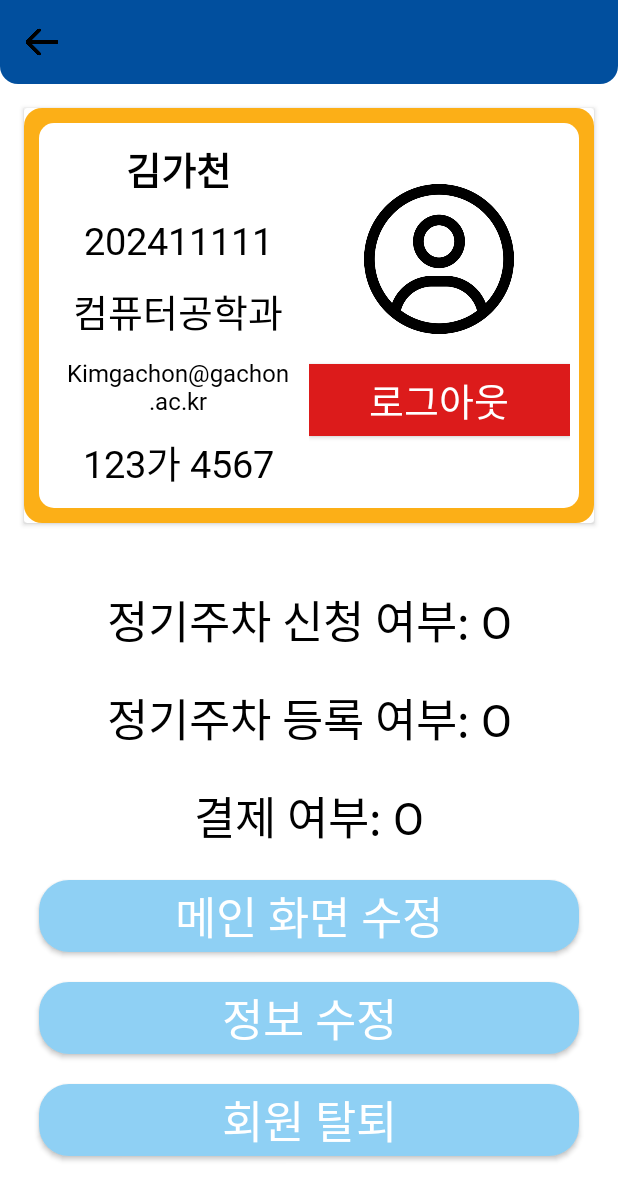
After one commit to Xzar79/MuhanParking, an Android app: the Mypage_Activity screen opened directly, with no data from a screen before it, on a phone screen of 412 x 824 dp. The commit adds this screen. Shown: the top 1200 px of the screen. Run offline under Robolectric (Android 15) with nearby library versions, the light colour scheme and no system bars.

Commit message:
마이페이지 기본 틀 구성

```diff
--- a/app/src/main/AndroidManifest.xml
+++ b/app/src/main/AndroidManifest.xml
@@ -12,6 +12,9 @@
         android:supportsRtl="true"
         android:theme="@style/Theme.MuhanParking"
         tools:targetApi="31">
+        <activity
+            android:name=".Mypage_Activity"
+            android:exported="false" />
         <activity
             android:name=".Help_Activity"
             android:exported="false" />
--- a/app/src/main/java/com/example/muhanparking/MainActivity2.java
+++ b/app/src/main/java/com/example/muhanparking/MainActivity2.java
@@ -26,7 +26,12 @@ public class MainActivity2 extends AppCompatActivity {
             return insets;
         });
 
+        ImageView myInfo = findViewById(R.id.btn_myinfo);
+        ImageView parking = findViewById(R.id.btn_parking);
+        ImageView regular = findViewById(R.id.btn_regular_parking);
         ImageView menuIcon = findViewById(R.id.menu_icon);
+        ImageView settingsIcon = findViewById(R.id.settings_icon);
+
         menuIcon.setOnClickListener(new View.OnClickListener() {
             @Override
             public void onClick(View v) {
@@ -37,7 +42,7 @@ public class MainActivity2 extends AppCompatActivity {
             }
         });
 
-        ImageView settingsIcon = findViewById(R.id.settings_icon);
+
         settingsIcon.setOnClickListener(new View.OnClickListener() {
             @Override
             public void onClick(View v) {
@@ -45,5 +50,23 @@ public class MainActivity2 extends AppCompatActivity {
                 Toast.makeText(MainActivity2.this, "설정 버튼 클릭됨!", Toast.LENGTH_SHORT).show();
             }
         });
+
+        regular.setOnClickListener(new View.OnClickListener() {
+            @Override
+            public void onClick(View v) {
+                Intent intent = new Intent(MainActivity2.this, Regular_Parking_Activity.class);
+                startActivity(intent);
+                finish();
+            }
+        });
+
+        myInfo.setOnClickListener(new View.OnClickListener() {
+            @Override
+            public void onClick(View v) {
+                Intent intent = new Intent(MainActivity2.this, Mypage_Activity.class);
+                startActivity(intent);
+                finish();
+            }
+        });
     }
 }
--- a/app/src/main/java/com/example/muhanparking/Menu_Activity.java
+++ b/app/src/main/java/com/example/muhanparking/Menu_Activity.java
@@ -92,7 +92,9 @@ public class Menu_Activity extends AppCompatActivity {
         mypage.setOnClickListener(new View.OnClickListener() {
             @Override
             public void onClick(View v) {
-                Toast.makeText(Menu_Activity.this, "마이페이지", Toast.LENGTH_SHORT).show();
+                Intent intent = new Intent(Menu_Activity.this, Mypage_Activity.class);
+                startActivity(intent);
+                finish();
             }
         });
     }
--- /dev/null
+++ b/app/src/main/java/com/example/muhanparking/Mypage_Activity.java
@@ -0,0 +1,40 @@
+package com.example.muhanparking;
+
+import android.os.Bundle;
+
+import androidx.activity.EdgeToEdge;
+import androidx.appcompat.app.AppCompatActivity;
+import androidx.core.graphics.Insets;
+import androidx.core.view.ViewCompat;
+import androidx.core.view.WindowInsetsCompat;
+
+import android.view.View;
+import android.widget.ImageView;
+import android.widget.Button;
+import android.content.Intent;
+import android.widget.TextView;
+
+public class Mypage_Activity extends AppCompatActivity {
+
+    @Override
+    protected void onCreate(Bundle savedInstanceState) {
+        super.onCreate(savedInstanceState);
+        EdgeToEdge.enable(this);
+        setContentView(R.layout.activity_mypage);
+        ViewCompat.setOnApplyWindowInsetsListener(findViewById(R.id.main), (v, insets) -> {
+            Insets systemBars = insets.getInsets(WindowInsetsCompat.Type.systemBars());
+            v.setPadding(systemBars.left, systemBars.top, systemBars.right, systemBars.bottom);
+            return insets;
+        });
+
+        ImageView back = findViewById(R.id.back_arrow);
+        back.setOnClickListener(new View.OnClickListener() {
+            @Override
+            public void onClick(View v) {
+                Intent intent = new Intent(Mypage_Activity.this, MainActivity2.class);
+                startActivity(intent);
+                finish();
+            }
+        });
+    }
+}
--- a/app/src/main/java/com/example/muhanparking/Regular_Parking_Activity.java
+++ b/app/src/main/java/com/example/muhanparking/Regular_Parking_Activity.java
@@ -1,5 +1,6 @@
 package com.example.muhanparking;
 
+import android.net.Uri;
 import android.os.Bundle;
 
 import androidx.activity.EdgeToEdge;
@@ -59,7 +60,9 @@ public class Regular_Parking_Activity extends AppCompatActivity {
         appInquery.setOnClickListener(new View.OnClickListener() {
             @Override
             public void onClick(View v) {
-                Toast.makeText(Regular_Parking_Activity.this, "신청 및 조회하기", Toast.LENGTH_SHORT).show();
+                // 가천대 포털 사이트 이동
+                Intent intent = new Intent(Intent.ACTION_VIEW, Uri.parse("https://sso.gachon.ac.kr/svc/tk/Auth.do?ac=Y&ifa=N&id=portal&"));
+                startActivity(intent);
             }
         });
     }
--- a/app/src/main/res/layout/activity_main2.xml
+++ b/app/src/main/res/layout/activity_main2.xml
@@ -303,7 +303,7 @@
             android:gravity="center">
 
             <ImageView
-
+                android:id="@+id/btn_parking"
                 android:layout_width="24dp"
                 android:layout_height="24dp"
                 android:src="@drawable/ic_parking"
@@ -326,15 +326,16 @@
             android:gravity="center">
 
             <ImageView
+                android:id="@+id/btn_regular_parking"
                 android:layout_width="24dp"
                 android:layout_height="24dp"
                 android:src="@drawable/ic_payment"
-                android:contentDescription="결제" />
+                android:contentDescription="정기 주차 신청" />
 
             <TextView
                 android:layout_width="wrap_content"
                 android:layout_height="wrap_content"
-                android:text="결제"
+                android:text="정기 주차 신청"
                 android:textColor="#FFFFFF"
                 android:textSize="12sp"
                 android:layout_marginTop="4dp" />
--- a/app/src/main/res/layout/activity_menu.xml
+++ b/app/src/main/res/layout/activity_menu.xml
@@ -43,7 +43,7 @@
             android:text="정기 주차 신청"
             android:fontFamily="@font/kotra_hope"
             android:textSize="25sp"
-            android:textColor="#FFFFFF"
+            android:textColor="#F9F9F9"
             android:textStyle="bold" />
 
         <!-- 신청 조회 -->
@@ -57,7 +57,7 @@
             android:text="신청 조회"
             android:fontFamily="@font/kotra_hope"
             android:textSize="25sp"
-            android:textColor="#FFFFFF"
+            android:textColor="#F9F9F9"
             android:textStyle="bold" />
 
         <!-- 주차장 위치 조회 -->
@@ -71,7 +71,7 @@
             android:text="주차장 위치 조회"
             android:fontFamily="@font/kotra_hope"
             android:textSize="25sp"
-            android:textColor="#FFFFFF"
+            android:textColor="#F9F9F9"
             android:textStyle="bold" />
 
         <!-- 실시간 주차장 추천 -->
@@ -85,7 +85,7 @@
             android:text="실시간 주차장 추천"
             android:fontFamily="@font/kotra_hope"
             android:textSize="25dp"
-            android:textColor="#FFFFFF"
+            android:textColor="#F9F9F9"
             android:textStyle="bold" />
 
         <!-- 실시간 주차 공간 조회 -->
@@ -99,7 +99,7 @@
             android:text="실시간 주차 공간 조회"
             android:fontFamily="@font/kotra_hope"
             android:textSize="25dp"
-            android:textColor="#FFFFFF"
+            android:textColor="#F9F9F9"
             android:textStyle="bold" />
 
         <!-- 남은 주차 자리 수 보기 -->
@@ -113,7 +113,7 @@
             android:text="남은 주차 자리 수 보기"
             android:fontFamily="@font/kotra_hope"
             android:textSize="25dp"
-            android:textColor="#FFFFFF"
+            android:textColor="#F9F9F9"
             android:textStyle="bold" />
 
         <!-- 마이페이지 -->
@@ -127,7 +127,7 @@
             android:text="마이페이지"
             android:fontFamily="@font/kotra_hope"
             android:textSize="25dp"
-            android:textColor="#FFFFFF"
+            android:textColor="#F9F9F9"
             android:textStyle="bold" />
 
     </LinearLayout>
--- /dev/null
+++ b/app/src/main/res/layout/activity_mypage.xml
@@ -0,0 +1,232 @@
+<?xml version="1.0" encoding="utf-8"?>
+<androidx.constraintlayout.widget.ConstraintLayout xmlns:android="http://schemas.android.com/apk/res/android"
+    xmlns:app="http://schemas.android.com/apk/res-auto"
+    xmlns:tools="http://schemas.android.com/tools"
+    android:id="@+id/main"
+    android:layout_width="match_parent"
+    android:layout_height="match_parent"
+    tools:context=".Mypage_Activity">
+
+    <LinearLayout
+        android:layout_width="match_parent"
+        android:layout_height="match_parent"
+        android:orientation="vertical"
+        android:background="#FFFFFF">
+
+        <RelativeLayout
+            android:layout_width="match_parent"
+            android:layout_height="wrap_content"
+            android:padding="16dp"
+            android:background="@drawable/rounded_background">
+
+            <!-- 뒤로가기 -->
+            <ImageView
+                android:id="@+id/back_arrow"
+                android:layout_width="24dp"
+                android:layout_height="24dp"
+                android:src="@drawable/ic_back"
+                android:layout_alignParentStart="true"
+                app:layout_constraintTop_toTopOf="parent"
+                app:layout_constraintStart_toStartOf="parent" />
+
+        </RelativeLayout>
+
+        <androidx.cardview.widget.CardView
+            android:id="@+id/user_info_card"
+            android:layout_width="match_parent"
+            android:layout_height="wrap_content"
+            android:layout_margin="16dp"
+
+            app:layout_constraintTop_toBottomOf="@id/back_arrow"
+            app:layout_constraintStart_toStartOf="parent"
+            app:layout_constraintEnd_toEndOf="parent">
+
+            <androidx.constraintlayout.widget.ConstraintLayout
+                android:layout_width="match_parent"
+                android:layout_height="wrap_content"
+                android:background="@drawable/gradient_border"
+                android:padding="16dp">
+
+                <!-- 왼쪽 사용자 정보 텍스트 -->
+                <LinearLayout
+                    android:id="@+id/user_info_text"
+                    android:layout_width="0dp"
+                    android:layout_height="wrap_content"
+                    android:orientation="vertical"
+                    app:layout_constraintStart_toStartOf="parent"
+                    app:layout_constraintTop_toTopOf="parent"
+                    app:layout_constraintEnd_toStartOf="@id/button_section"
+                    app:layout_constraintBottom_toBottomOf="parent"
+                    android:gravity="center">
+
+                    <TextView
+                        android:id="@+id/user_name"
+                        android:layout_margin="5dp"
+                        android:layout_width="match_parent"
+                        android:layout_height="wrap_content"
+                        android:textAlignment="center"
+                        android:fontFamily="@font/kotra_hope"
+                        android:text="김가천"
+                        android:textColor="#000000"
+                        android:textSize="25sp"
+                        android:textStyle="bold" />
+
+                    <TextView
+                        android:id="@+id/user_id"
+                        android:layout_margin="5dp"
+                        android:layout_width="match_parent"
+                        android:layout_height="wrap_content"
+                        android:textAlignment="center"
+                        android:fontFamily="@font/kotra_hope"
+                        android:text="202411111"
+                        android:textColor="#000000"
+                        android:textSize="25sp" />
+
+                    <TextView
+                        android:id="@+id/user_major"
+                        android:layout_margin="5dp"
+                        android:layout_width="match_parent"
+                        android:layout_height="wrap_content"
+                        android:textAlignment="center"
+                        android:fontFamily="@font/kotra_hope"
+                        android:text="컴퓨터공학과"
+                        android:textColor="#000000"
+                        android:textSize="25sp" />
+
+                    <TextView
+                        android:id="@+id/user_email"
+                        android:layout_margin="5dp"
+                        android:layout_width="match_parent"
+                        android:layout_height="wrap_content"
+                        android:textAlignment="center"
+                        android:fontFamily="@font/kotra_hope"
+                        android:text="Kimgachon@gachon.ac.kr"
+                        android:textColor="#000000"
+                        android:textSize="16sp" />
+
+                    <TextView
+                        android:id="@+id/user_car_number"
+                        android:layout_margin="5dp"
+                        android:layout_width="match_parent"
+                        android:layout_height="wrap_content"
+                        android:textAlignment="center"
+                        android:fontFamily="@font/kotra_hope"
+                        android:text="123가 4567"
+                        android:textColor="#000000"
+                        android:textSize="25sp" />
+                </LinearLayout>
+
+                <!-- 오른쪽 버튼 섹션 -->
+                <LinearLayout
+                    android:id="@+id/button_section"
+                    android:layout_width="0dp"
+                    android:layout_height="wrap_content"
+                    android:orientation="vertical"
+                    app:layout_constraintStart_toEndOf="@id/user_info_text"
+                    app:layout_constraintEnd_toEndOf="parent"
+                    app:layout_constraintTop_toTopOf="parent"
+                    app:layout_constraintBottom_toBottomOf="parent"
+                    android:gravity="center">
+
+                    <ImageView
+                        android:id="@+id/profile_img"
+                        android:layout_width="100dp"
+                        android:layout_height="100dp"
+                        android:layout_marginBottom="20dp"
+                        android:src="@drawable/ic_myinfo" />
+
+                    <Button
+                        android:id="@+id/logout_button"
+                        android:layout_width="match_parent"
+                        android:layout_height="wrap_content"
+                        android:fontFamily="@font/kotra_hope"
+                        android:textSize="25sp"
+                        android:text="로그아웃"
+                        android:background="#dc1b1b"
+                        android:textColor="#FFFFFF"
+                        android:layout_marginBottom="8dp" />
+                </LinearLayout>
+            </androidx.constraintlayout.widget.ConstraintLayout>
+        </androidx.cardview.widget.CardView>
+
+        <!-- 추가 정보 -->
+        <LinearLayout
+            android:layout_width="match_parent"
+            android:layout_height="wrap_content"
+            android:orientation="vertical"
+            android:padding="16dp"
+            app:layout_constraintTop_toBottomOf="@id/user_info_card"
+            app:layout_constraintStart_toStartOf="parent"
+            app:layout_constraintEnd_toEndOf="parent">
+
+            <TextView
+                android:id="@+id/txt_regular_app"
+                android:layout_width="match_parent"
+                android:layout_height="wrap_content"
+                android:textAlignment="center"
+                android:layout_margin="10dp"
+                android:text="정기주차 신청 여부: O"
+                android:textSize="30sp"
+                android:textColor="#000000"
+                android:fontFamily="@font/kotra_hope"/>
+
+            <TextView
+                android:id="@+id/txt_regular_reg"
+                android:layout_width="match_parent"
+                android:layout_height="wrap_content"
+                android:textAlignment="center"
+                android:layout_margin="10dp"
+                android:text="정기주차 등록 여부: O"
+                android:textSize="30sp"
+                android:textColor="#000000"
+                android:fontFamily="@font/kotra_hope"/>
+
+            <TextView
+                android:id="@+id/txt_payment"
+                android:layout_width="match_parent"
+                android:layout_height="wrap_content"
+                android:textAlignment="center"
+                android:layout_margin="10dp"
+                android:text="결제 여부: O"
+                android:textSize="30sp"
+                android:textColor="#000000"
+                android:fontFamily="@font/kotra_hope"/>
+
+            <Button
+                android:id="@+id/btn_edit_mainpage"
+                android:layout_width="match_parent"
+                android:layout_height="wrap_content"
+                android:layout_margin="10dp"
+                android:background="@drawable/button_background"
+                android:text="메인 화면 수정"
+                android:fontFamily="@font/kotra_hope"
+                android:textColor="#FFFFFF"
+                android:textSize="30sp" />
+
+            <Button
+                android:id="@+id/btn_edit_button"
+                android:layout_width="match_parent"
+                android:layout_height="wrap_content"
+                android:fontFamily="@font/kotra_hope"
+                android:layout_margin="10dp"
+                android:textSize="30sp"
+                android:text="정보 수정"
+                android:background="@drawable/button_background"
+                android:textColor="#FFFFFF"
+                android:layout_marginBottom="8dp" />
+
+            <Button
+                android:id="@+id/btn_delete_account"
+                android:layout_width="match_parent"
+                android:layout_height="wrap_content"
+                android:fontFamily="@font/kotra_hope"
+                android:layout_margin="10dp"
+                android:textSize="30sp"
+                android:text="회원 탈퇴"
+                android:background="@drawable/button_background"
+                android:textColor="#FFFFFF" />
+
+        </LinearLayout>
+    </LinearLayout>
+
+</androidx.constraintlayout.widget.ConstraintLayout>
--- a/app/src/main/res/values/themes.xml
+++ b/app/src/main/res/values/themes.xml
@@ -1,6 +1,6 @@
 <resources xmlns:tools="http://schemas.android.com/tools">
     <!-- Base application theme. -->
-    <style name="Base.Theme.MuhanParking" parent="Theme.AppCompat.Light">
+    <style name="Base.Theme.MuhanParking" parent="Theme.AppCompat.Light.NoActionBar">
         <!-- Customize your light theme here. -->
         <!-- <item name="colorPrimary">@color/my_light_primary</item> -->
     </style>
```
